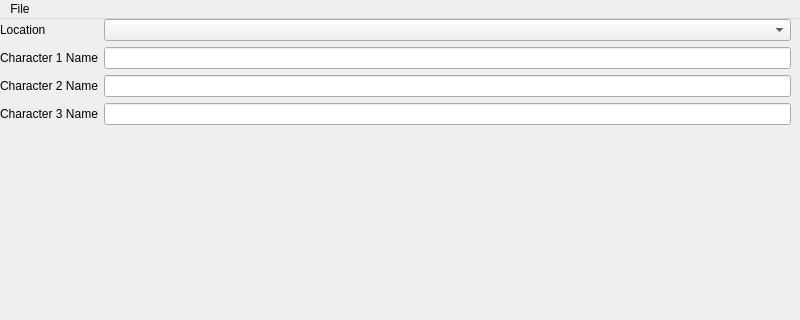
Above: sd3save_editor/gui/mainwindow.ui from rrooij/sd3save_editor before the change; both pictures show x 0 to 800 and y 0 to 320 of the 800 by 600 pixel window. Below: the same form after it.
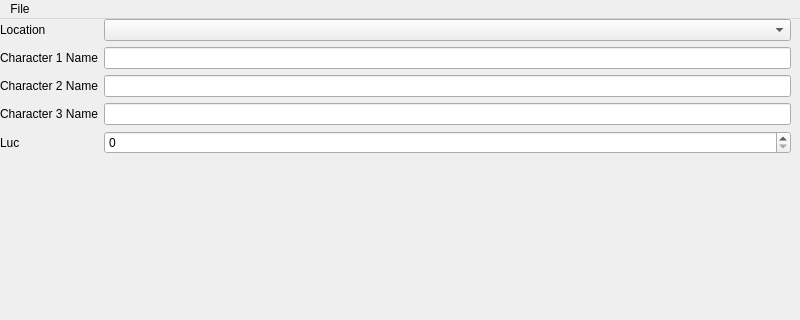
That is the form after the change.

Commit message: gui: add luc support

Diff of the .ui file:
```diff
--- a/sd3save_editor/gui/mainwindow.ui
+++ b/sd3save_editor/gui/mainwindow.ui
@@ -20,7 +20,7 @@
       <x>0</x>
       <y>0</y>
       <width>791</width>
-      <height>131</height>
+      <height>157</height>
      </rect>
     </property>
     <layout class="QFormLayout" name="formLayout">
@@ -67,6 +67,20 @@
      <item row="3" column="1">
       <widget class="QLineEdit" name="c3NameLineEdit"/>
      </item>
+     <item row="4" column="0">
+      <widget class="QLabel" name="labelLuc">
+       <property name="text">
+        <string>Luc</string>
+       </property>
+      </widget>
+     </item>
+     <item row="4" column="1">
+      <widget class="QSpinBox" name="spinBoxLuc">
+       <property name="maximum">
+        <number>677215</number>
+       </property>
+      </widget>
+     </item>
     </layout>
    </widget>
    <widget class="QPushButton" name="saveButton">
```
The commit also changes 2 other files.
